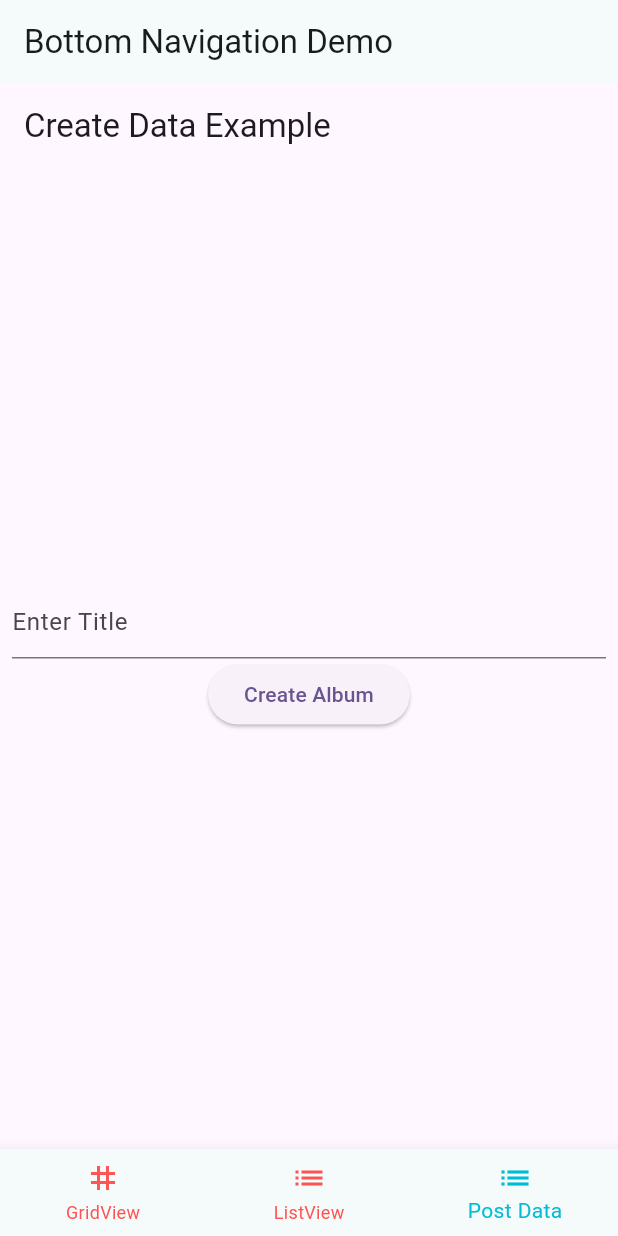
After one commit to rafliadi9789/belajar_flutter, a Flutter app: the screen it shows after launch, item 3 of the bottom bar chosen, on a phone screen of 412 x 824 dp. The commit adds this screen. Run offline on Flutter 3.47's test engine with Material 3 defaults, Android fonts, the phone set to English and light mode, and no system bars.

Commit message:
Initial commit

```diff
--- a/lib/home/GridViewLearning.dart
+++ b/lib/layout/home/GridViewLearning.dart
@@ -3,12 +3,12 @@ import 'package:flutter/material.dart';
 class GridViewLearning extends StatelessWidget {
   GridViewLearning({super.key});
 
- @override
+  @override
   Widget build(BuildContext context) {
     return Container(
       decoration: BoxDecoration(
-        color: Colors.greenAccent, borderRadius: BorderRadius.circular(15)),
+          color: Colors.greenAccent, borderRadius: BorderRadius.circular(15)),
       child: const Center(child: Text('Hello World')),
-      );
+    );
   }
 }
--- /dev/null
+++ b/lib/layout/home/Homepagewithmenu.dart
@@ -0,0 +1,55 @@
+import 'package:flutter/material.dart';
+import 'package:pemrograman_mobile/layout/home/PostNews.dart';
+import 'ListsWithCards.dart';
+import 'GridViewLearning.dart';
+
+class MainScreen extends StatefulWidget {
+  @override
+  _MainScreenState createState() => _MainScreenState();
+}
+
+class _MainScreenState extends State<MainScreen> {
+  int _currentIndex = 0;
+
+
+  final List<Widget> _tabs = [
+    GridViewLearning(),
+    ListsWithCards(),
+    Postnews(),
+  ];
+
+  @override
+  Widget build(BuildContext context) {
+    return Scaffold (
+      appBar: AppBar (
+        title: Text('Bottom Navigation Demo'),
+      ),
+      body: _tabs[_currentIndex],
+      bottomNavigationBar: BottomNavigationBar(
+        currentIndex: _currentIndex,
+        selectedItemColor: Colors.cyan,
+        unselectedItemColor: Colors.redAccent,
+        items: const [
+          BottomNavigationBarItem(
+              icon: Icon(Icons.grid_3x3),
+              label: 'GridView'
+          ),
+          BottomNavigationBarItem(
+            icon: Icon(Icons.list),
+            label: 'ListView',
+          ),
+          BottomNavigationBarItem(
+            icon: Icon(Icons.list),
+            label: 'Post Data',
+          ),
+        ],
+
+        onTap: (int index) {
+          setState(() {
+            _currentIndex = index;
+          });
+        },
+      ),
+    );
+  }
+}
--- /dev/null
+++ b/lib/layout/home/PostNews.dart
@@ -0,0 +1,99 @@
+import 'dart:async';
+import 'dart:convert';
+
+import 'package:flutter/material.dart';
+import 'package:http/http.dart' as http;
+import '../model/Albums.dart';
+
+class Postnews extends StatefulWidget {
+  const Postnews({super.key});
+
+  @override
+  State<Postnews> createState() {
+    return _PostnewsState();
+  }
+}
+
+class _PostnewsState extends State<Postnews> {
+
+  Future<Album> createAlbum(String title) async {
+    final response = await http.post(
+      Uri.parse('https://jsonplaceholder.typicode.com/albums'),
+      headers: <String, String>{
+        'Content-Type': 'application/json; charset=UTF-8',
+      },
+      body: jsonEncode(<String, String>{
+        'title': title,
+      }),
+    );
+
+    if (response.statusCode == 201) {
+      // Jika server mengembalikan respons 201 CREATED
+      return Album.fromJson(jsonDecode(response.body) as Map<String, dynamic>);
+    } else {
+      // Jika status bukan 201, lempar pengecualian
+      throw Exception('Failed to create album');
+    }
+  }
+
+  final TextEditingController _controller = TextEditingController();
+  Future<Album>? _futureAlbum;
+
+  @override
+  Widget build(BuildContext context) {
+    return MaterialApp(
+      title: 'Create Data Example',
+      theme: ThemeData(
+        colorScheme: ColorScheme.fromSeed(seedColor: Colors.deepPurple),
+      ),
+      home: Scaffold(
+        appBar: AppBar(
+          title: const Text('Create Data Example'),
+        ),
+        body: Container(
+          alignment: Alignment.center,
+          padding: const EdgeInsets.all(8),
+          child: (_futureAlbum == null) ? buildColumn() : buildFutureBuilder(),
+        ),
+      ),
+    );
+  }
+
+  // Fungsi untuk menampilkan kolom input dan tombol
+  Column buildColumn() {
+    return Column(
+      mainAxisAlignment: MainAxisAlignment.center,
+      children: <Widget>[
+        TextField(
+          controller: _controller,
+          decoration: const InputDecoration(hintText: 'Enter Title'),
+        ),
+        ElevatedButton(
+          onPressed: () {
+            setState(() {
+              _futureAlbum = createAlbum(_controller.text);
+            });
+          },
+          child: const Text('Create Album'), // Tambahkan teks pada tombol
+        ),
+      ],
+    );
+  }
+
+  // Fungsi untuk menangani FutureBuilder dan menampilkan status
+  Widget buildFutureBuilder() {
+    return FutureBuilder<Album>(
+      future: _futureAlbum,
+      builder: (context, snapshot) {
+        if (snapshot.connectionState == ConnectionState.waiting) {
+          return const CircularProgressIndicator(); // Menunggu respons
+        } else if (snapshot.hasError) {
+          return Text('${snapshot.error}'); // Menampilkan error jika ada
+        } else if (snapshot.hasData) {
+          return Text('Album Created: ${snapshot.data!.title}'); // Menampilkan album
+        }
+        return const Text('No data available'); // Jika tidak ada data
+      },
+    );
+  }
+}
--- /dev/null
+++ b/lib/layout/model/Albums.dart
@@ -0,0 +1,19 @@
+class Album {
+  final int id;
+  final String title;
+  const Album({required this.id, required this.title});
+
+  factory Album.fromJson(Map<String, dynamic> json) {
+    return switch (json) {
+      {
+      'id': int id,
+      'title': String title,
+      } =>
+          Album(
+            id: id,
+            title: title,
+          ),
+      _ => throw const FormatException('Failed to load album.'),
+    };
+  }
+}
--- /dev/null
+++ b/lib/layout/model/Getnews.dart
@@ -0,0 +1,11 @@
+class Getnews {
+  int id;
+  String title;
+  String body;
+
+  Getnews({required this.id, required this.title, required this.body});
+
+  factory Getnews.fromJson(Map<String, dynamic> json) {
+    return Getnews(id: json['id'], title: json['title'], body: json['body']);
+  }
+}
--- a/lib/main.dart
+++ b/lib/main.dart
@@ -1,5 +1,5 @@
 import 'package:flutter/material.dart';
-import 'home/homepagewithmenu.dart';
+import 'package:pemrograman_mobile/layout/home/Homepagewithmenu.dart';
 
 
 void main() {
--- a/pubspec.yaml
+++ b/pubspec.yaml
@@ -30,6 +30,7 @@ environment:
 dependencies:
   flutter:
     sdk: flutter
+  http: ^1.2.2
 
 
   # The following adds the Cupertino Icons font to your application.
```
Also changed, not shown: lib/home/homepagewithmenu.dart (deleted, +0 -46 lines), lib/layout/home/Newspage.dart (added, +85 -0 lines), lib/layout/home/apiPage/Detailnewspage.dart (added, +30 -0 lines), lib/layout/home/apiPage/NewsCard.dart (added, +43 -0 lines), lib/testing.dart (deleted, +0 -103 lines), lib/layout/home/ListsWithCards.dart (line endings or trailing spaces), pubspec.lock. Lines whose indentation alone changed are shown as unchanged.
